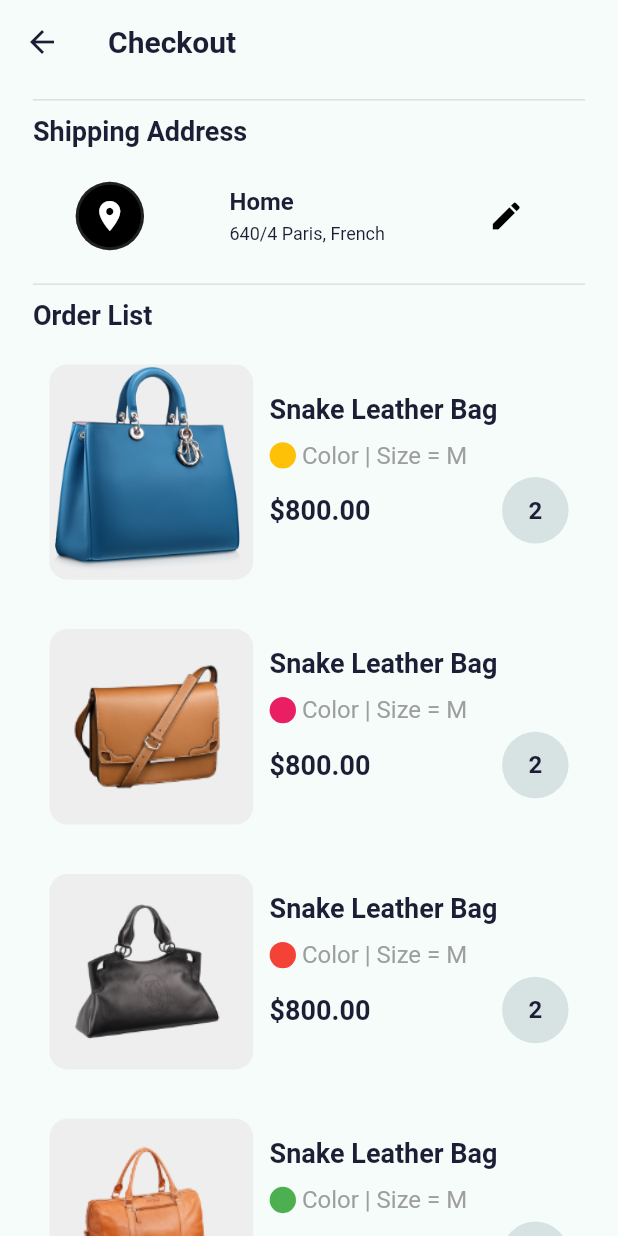
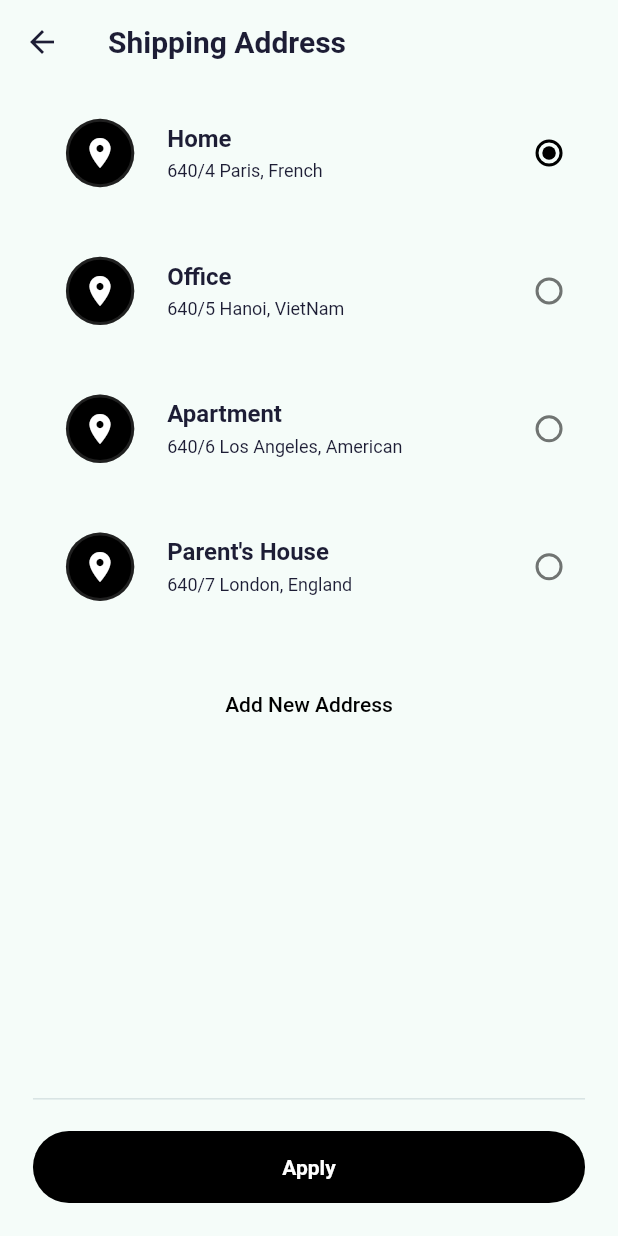
Before and after one commit to vuxnguyxn/e-commerce-app, a Flutter app: the CheckoutPage screen opened by its route, after a tap on the "edit" icon, on a phone screen of 412 x 824 dp. Run offline on Flutter 3.47's test engine with Material 2 defaults, Android fonts, the phone set to English and light mode, and no system bars; our stand-ins replace flutter_svg.

Commit message:
features(delivery): create delivery address page

```diff
--- a/lib/core/routes.dart
+++ b/lib/core/routes.dart
@@ -1,5 +1,6 @@
 import 'package:e_commerce_app/features/cart/presentation/cart.dart';
 import 'package:e_commerce_app/features/cart/presentation/pages/check_out_page.dart';
+import 'package:e_commerce_app/features/cart/presentation/pages/shipping_address_page.dart';
 import 'package:e_commerce_app/features/home/presentation/pages/categories_page.dart';
 import 'package:e_commerce_app/features/home/presentation/pages/most_popular_page.dart';
 import 'package:e_commerce_app/features/home/presentation/pages/my_wishlist_page.dart';
@@ -23,4 +24,5 @@ final Map<String, WidgetBuilder> routes = {
   ProductDetailPage.route: (context) => const ProductDetailPage(),
   Cart.route: (context) => const Cart(),
   CheckoutPage.route: (context) => const CheckoutPage(),
+  ShippingAddressPage.route:(context) => const ShippingAddressPage(),
 };
--- a/lib/features/cart/data/cart_data.dart
+++ b/lib/features/cart/data/cart_data.dart
@@ -1,5 +1,23 @@
 // ignore_for_file: public_member_api_docs, sort_constructors_first
 import 'package:flutter/material.dart';
+
+class DeliveryAddress {
+  String title;
+  String content;
+  bool isSelected;
+  DeliveryAddress({
+    required this.title,
+    required this.content,
+    this.isSelected = false,
+  });
+}
+
+List dataShippingAddress = [
+  DeliveryAddress(title: 'Home', content: '640/4 Paris, French', isSelected: true),
+  DeliveryAddress(title: 'Office', content: '640/5 Hanoi, VietNam', isSelected: false),
+  DeliveryAddress(title: 'Apartment', content: '640/6 Los Angeles, American', isSelected: false),
+  DeliveryAddress(title: "Parent's House", content: '640/7 London, England', isSelected: false),
+];
 
 List dataPromoCode = ['Discount 30% Off', 'Free Shipping', 'Discount 10% ATM'];
 
--- a/lib/features/cart/presentation/pages/check_out_page.dart
+++ b/lib/features/cart/presentation/pages/check_out_page.dart
@@ -2,7 +2,6 @@ import 'package:e_commerce_app/core/constants.dart';
 import 'package:e_commerce_app/core/size_config.dart';
 import 'package:e_commerce_app/features/cart/data/cart_data.dart';
 import 'package:e_commerce_app/widgets/custom_button_and_icon.dart';
-import 'package:flutter/foundation.dart';
 import 'package:flutter/material.dart';
 
 import '../../../../widgets/horizon_line.dart';
--- /dev/null
+++ b/lib/features/cart/presentation/pages/shipping_address_page.dart
@@ -0,0 +1,84 @@
+import 'package:e_commerce_app/features/cart/data/cart_data.dart';
+import 'package:e_commerce_app/widgets/custom_button.dart';
+import 'package:e_commerce_app/widgets/horizon_line.dart';
+import 'package:flutter/material.dart';
+
+import '../../../../core/constants.dart';
+import '../../../../core/size_config.dart';
+import '../widgets/shipping_address_item.dart';
+
+class ShippingAddressPage extends StatelessWidget {
+  const ShippingAddressPage({super.key});
+  static const String route = '/shipping_address';
+
+  @override
+  Widget build(BuildContext context) {
+    final Brightness brightness = MediaQuery.of(context).platformBrightness;
+    return Scaffold(
+      appBar: AppBar(
+        title: const Text('Shipping Address'),
+      ),
+      body: Container(
+        padding: EdgeInsets.symmetric(
+            horizontal: getProportionateScreenWidth(kDefaultPadding)),
+        child: Column(
+          children: [
+            Expanded(
+              child: SingleChildScrollView(
+                child: Column(
+                  children: [
+                    ...List.generate(
+                      dataShippingAddress.length,
+                      (index) => ShippingAddressItem(
+                        index: index,
+                        brightness: brightness,
+                        data: dataShippingAddress[index],
+                      ),
+                    ),
+                    Container(
+                      width: double.infinity,
+                      margin: EdgeInsets.symmetric(
+                          vertical:
+                              getProportionateScreenWidth(kDefaultPadding)),
+                      decoration: BoxDecoration(
+                          borderRadius: BorderRadius.circular(50),
+                          color: brightness == Brightness.light
+                              ? null
+                              : Colors.blueGrey.withOpacity(.3)),
+                      child: TextButton(
+                        child: Text(
+                          'Add New Address',
+                          style: TextStyle(
+                              color: brightness == Brightness.light
+                                  ? Colors.black
+                                  : Colors.white),
+                        ),
+                        onPressed: () {},
+                      ),
+                    ),
+                  ],
+                ),
+              ),
+            ),
+            const HorizonLine(),
+            Container(
+              width: double.infinity,
+              margin: EdgeInsets.only(
+                  top: getProportionateScreenWidth(kDefaultPadding / 2),
+                  bottom: getProportionateScreenWidth(kDefaultPadding)),
+              child: CustomButton(
+                  title: 'Apply',
+                  color: brightness == Brightness.light
+                      ? Colors.black
+                      : Colors.white,
+                  colorText: brightness == Brightness.light
+                      ? Colors.white
+                      : Colors.black,
+                  press: () {}),
+            )
+          ],
+        ),
+      ),
+    );
+  }
+}
--- a/lib/features/cart/presentation/widgets/shipping_address.dart
+++ b/lib/features/cart/presentation/widgets/shipping_address.dart
@@ -1,3 +1,4 @@
+import 'package:e_commerce_app/features/cart/presentation/pages/shipping_address_page.dart';
 import 'package:flutter/material.dart';
 
 import '../../../../core/constants.dart';
@@ -66,7 +67,9 @@ class ShippingAddress extends StatelessWidget {
               color:
                   brightness == Brightness.light ? Colors.black : Colors.white,
             ),
-            onPressed: () {},
+            onPressed: () {
+              Navigator.pushNamed(context, ShippingAddressPage.route);
+            },
           ),
         ],
       ),
--- /dev/null
+++ b/lib/features/cart/presentation/widgets/shipping_address_item.dart
@@ -0,0 +1,96 @@
+import 'package:e_commerce_app/features/cart/data/cart_data.dart';
+import 'package:flutter/material.dart';
+
+import '../../../../core/constants.dart';
+import '../../../../core/size_config.dart';
+
+class ShippingAddressItem extends StatefulWidget {
+  const ShippingAddressItem({
+    super.key,
+    required this.brightness,
+    required this.data,
+    required this.index,
+  });
+
+  final Brightness brightness;
+  final DeliveryAddress data;
+  final int index;
+
+  @override
+  State<ShippingAddressItem> createState() => _ShippingAddressItemState();
+}
+
+class _ShippingAddressItemState extends State<ShippingAddressItem> {
+  int _selected = 0;
+
+  @override
+  Widget build(BuildContext context) {
+    return Container(
+      margin: EdgeInsets.symmetric(
+        vertical: getProportionateScreenWidth(kDefaultPadding / 2),
+      ),
+      padding: EdgeInsets.symmetric(
+          vertical: getProportionateScreenWidth(kDefaultPadding / 2)),
+      decoration: BoxDecoration(
+          borderRadius: BorderRadius.circular(12),
+          color: widget.brightness == Brightness.light
+              ? null
+              : Colors.blueGrey.withOpacity(.2)),
+      child: Row(
+        children: [
+          Container(
+              margin: EdgeInsets.symmetric(
+                  horizontal: getProportionateScreenWidth(kDefaultPadding)),
+              decoration: BoxDecoration(
+                  border:
+                      Border.all(color: Colors.grey.withOpacity(.2), width: 2),
+                  shape: BoxShape.circle,
+                  color: widget.brightness == Brightness.light
+                      ? Colors.black
+                      : Colors.white),
+              padding: EdgeInsets.all(getProportionateScreenWidth(8)),
+              child: Icon(
+                Icons.location_on,
+                color: widget.brightness == Brightness.light
+                    ? Colors.white
+                    : Colors.black,
+              )),
+          Expanded(
+            child: Column(
+              crossAxisAlignment: CrossAxisAlignment.start,
+              children: [
+                Text(
+                  widget.data.title,
+                  maxLines: 1,
+                  overflow: TextOverflow.ellipsis,
+                  style: const TextStyle(fontWeight: FontWeight.bold),
+                ),
+                SizedBox(
+                  height: getProportionateScreenWidth(kDefaultPadding / 4),
+                ),
+                Text(
+                  widget.data.content,
+                  maxLines: 1,
+                  overflow: TextOverflow.ellipsis,
+                  style: const TextStyle(fontSize: 12),
+                ),
+              ],
+            ),
+          ),
+          Radio(
+            value: widget.index,
+            groupValue: _selected,
+            onChanged: (value) {
+              setState(() {
+                _selected = value!;
+              });
+            },
+            activeColor: widget.brightness == Brightness.light
+                ? Colors.black
+                : Colors.white,
+          ),
+        ],
+      ),
+    );
+  }
+}
--- a/lib/features/home/presentation/home.dart
+++ b/lib/features/home/presentation/home.dart
@@ -1,12 +1,9 @@
 import 'package:animations/animations.dart';
 import 'package:e_commerce_app/features/cart/presentation/cart.dart';
-import 'package:e_commerce_app/features/cart/presentation/pages/cart_page.dart';
-import 'package:e_commerce_app/features/home/presentation/widgets/item_bar.dart';
 import 'package:e_commerce_app/features/home/presentation/pages/home_page.dart';
 import 'package:e_commerce_app/core/size_config.dart';
 import 'package:flutter/material.dart';
 
-import '../../../core/constants.dart';
 
 class HomeScreen extends StatefulWidget {
   static const String route = '/home';
--- a/lib/features/home/presentation/pages/product_detail_page.dart
+++ b/lib/features/home/presentation/pages/product_detail_page.dart
@@ -1,6 +1,5 @@
 import 'package:e_commerce_app/core/constants.dart';
 import 'package:e_commerce_app/core/size_config.dart';
-import 'package:e_commerce_app/features/home/data/simple_data.dart';
 import 'package:e_commerce_app/features/home/presentation/widgets/dot_color.dart';
 import 'package:flutter/material.dart';
 
@@ -123,8 +122,7 @@ class _ProductDetailPageState extends State<ProductDetailPage> {
         SizedBox(
           height: getProportionateScreenHeight(kDefaultPadding / 2),
         ),
-        const Text(
-          'Lorem ipsum dolor sit amet, consectetur adipiscing elit, sed do eiusmod tempor incididunt ut labore et dolore magna aliqua. Ut enim ad minim veniam, quis nostrud exercitation ullamco laboris nisi ut aliquip ex ea commodo consequat. Duis aute irure dolor in reprehenderit in voluptate velit esse cillum dolore eu fugiat nulla pariatur. Excepteur sint occaecat cupidatat non proident, sunt in culpa qui officia deserunt mollit anim id est laborum.',
+        const Text("This is description",
           style: TextStyle(fontSize: 12),
           maxLines: 10,
           overflow: TextOverflow.ellipsis,
--- a/lib/features/home/presentation/pages/search_page.dart
+++ b/lib/features/home/presentation/pages/search_page.dart
@@ -5,7 +5,6 @@ import 'package:e_commerce_app/features/home/presentation/widgets/most_popular_t
 import 'package:e_commerce_app/widgets/custom_button.dart';
 import 'package:flutter/material.dart';
 
-import '../widgets/most_popular_item_cart.dart';
 import '../widgets/result_for_search_card.dart';
 import '../widgets/search_and_filter_bar.dart';
 
--- a/lib/features/home/presentation/widgets/dot_color.dart
+++ b/lib/features/home/presentation/widgets/dot_color.dart
@@ -1,6 +1,5 @@
 import 'package:flutter/material.dart';
 
-import '../../../../core/constants.dart';
 import '../../../../core/size_config.dart';
 
 class DotColor extends StatelessWidget {
--- a/lib/widgets/custom_button.dart
+++ b/lib/widgets/custom_button.dart
@@ -34,6 +34,5 @@ class CustomButton extends StatelessWidget {
         ),
       ),
     );
-    ;
   }
 }
```
